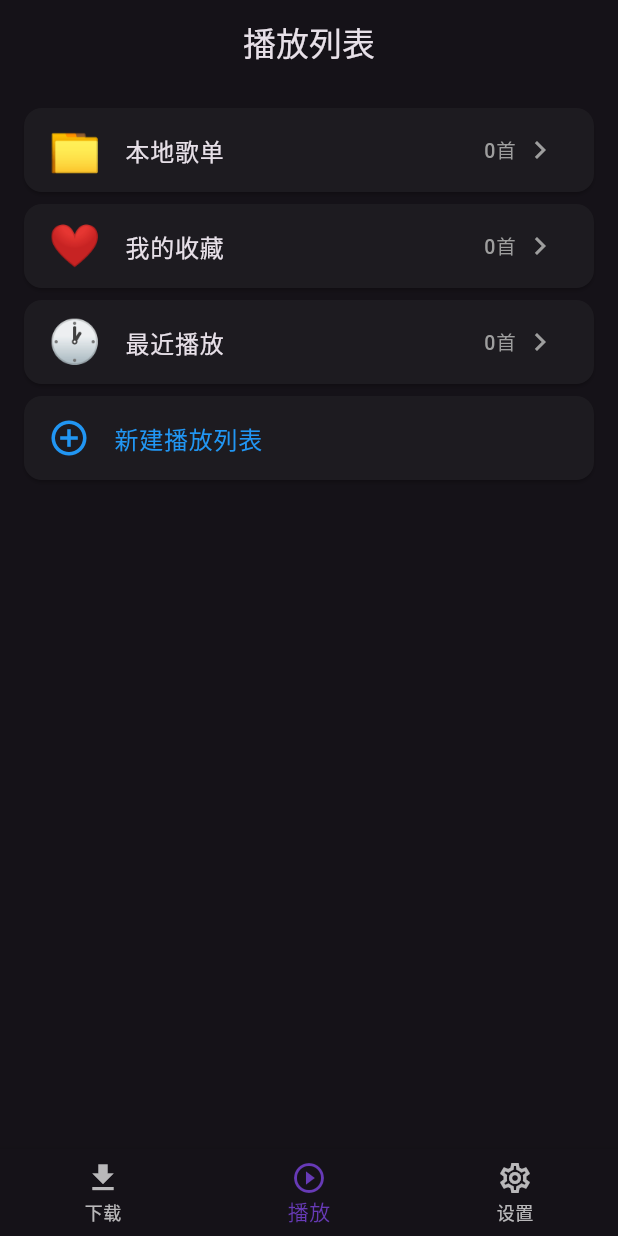
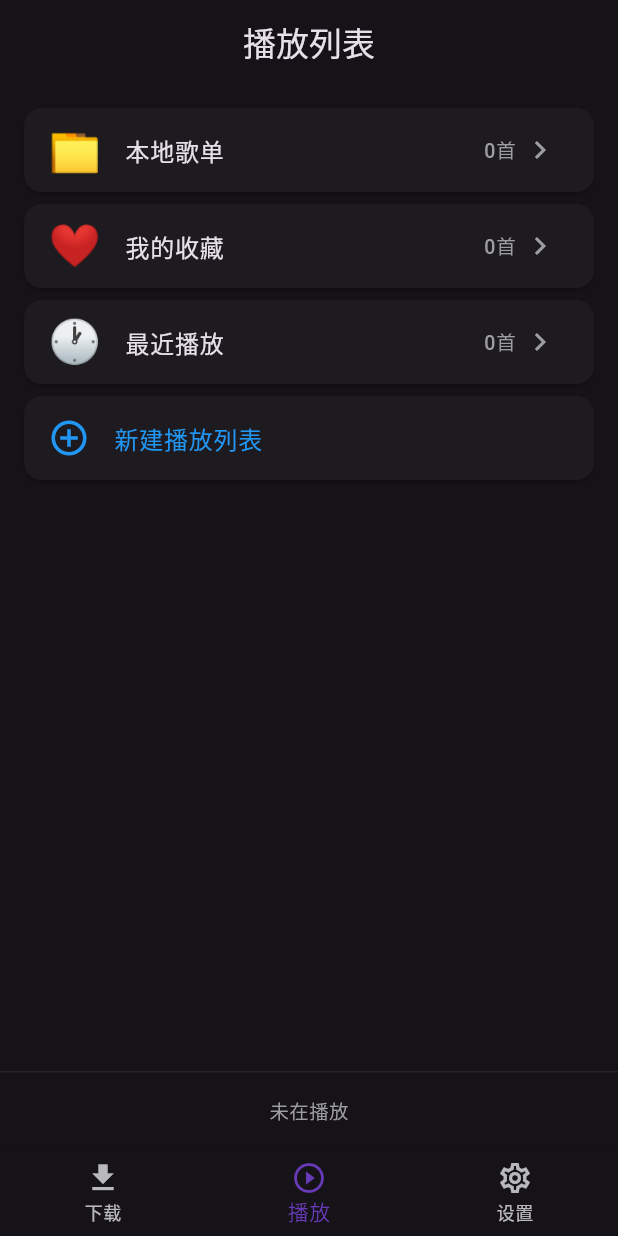
Before and after one commit to wustzhh/GoMusic, a Flutter app: the screen it shows after launch, on a phone screen of 412 x 824 dp. Run offline on Flutter 3.47's test engine with Material 3 defaults, Android fonts, the phone set to English and light mode, and no system bars; our stand-ins replace audioplayers, shared_preferences; missing offline and left inert: flutter_inappwebview.

Commit message:
fix: MiniPlayerBar无歌时显示占位栏

```diff
--- a/lib/widgets/mini_player_bar.dart
+++ b/lib/widgets/mini_player_bar.dart
@@ -47,7 +47,17 @@ class _MiniPlayerBarState extends State<MiniPlayerBar> {
 
   @override
   Widget build(BuildContext context) {
-    if (_song == null) return const SizedBox.shrink();
+    final song = _song;
+    if (song == null) {
+      return Container(
+        height: 52,
+        decoration: BoxDecoration(
+          color: Theme.of(context).colorScheme.surface,
+          border: Border(top: BorderSide(color: Colors.grey.withValues(alpha: 0.12))),
+        ),
+        child: const Center(child: Text('未在播放', style: TextStyle(color: Colors.grey, fontSize: 13))),
+      );
+    }
 
     final progress = _duration.inMilliseconds > 0
         ? _position.inMilliseconds / _duration.inMilliseconds
@@ -70,7 +80,7 @@ class _MiniPlayerBarState extends State<MiniPlayerBar> {
                 Icon(Icons.music_note, color: Colors.deepPurple, size: 24),
                 const SizedBox(width: 10),
                 Expanded(
-                  child: Text('${_song!.title} · ${_song!.uploader}',
+                  child: Text('${song.title} · ${song.uploader}',
                       style: const TextStyle(fontSize: 13), overflow: TextOverflow.ellipsis),
                 ),
                 IconButton(
```
